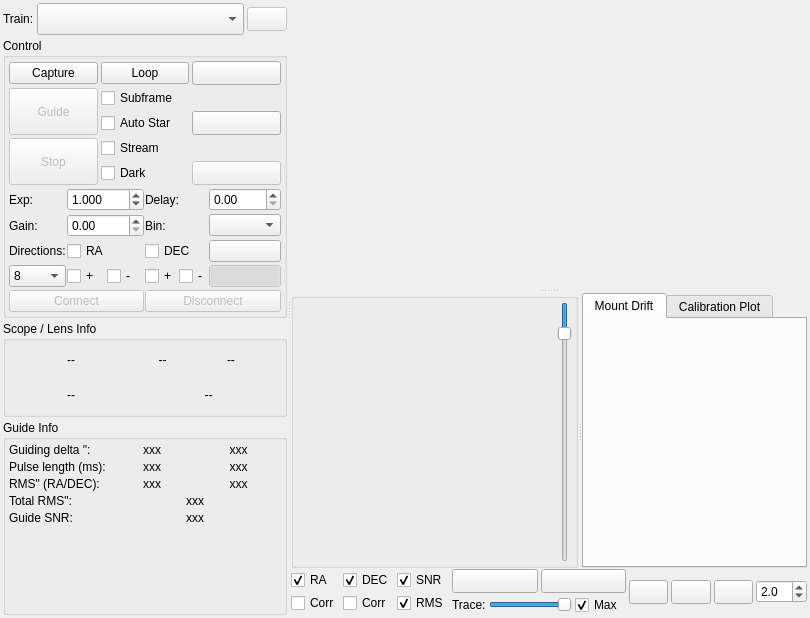
Before: the Qt Designer form kstars/ekos/guide/guide.ui in C-EO/kstars, drawn with Qt 5.
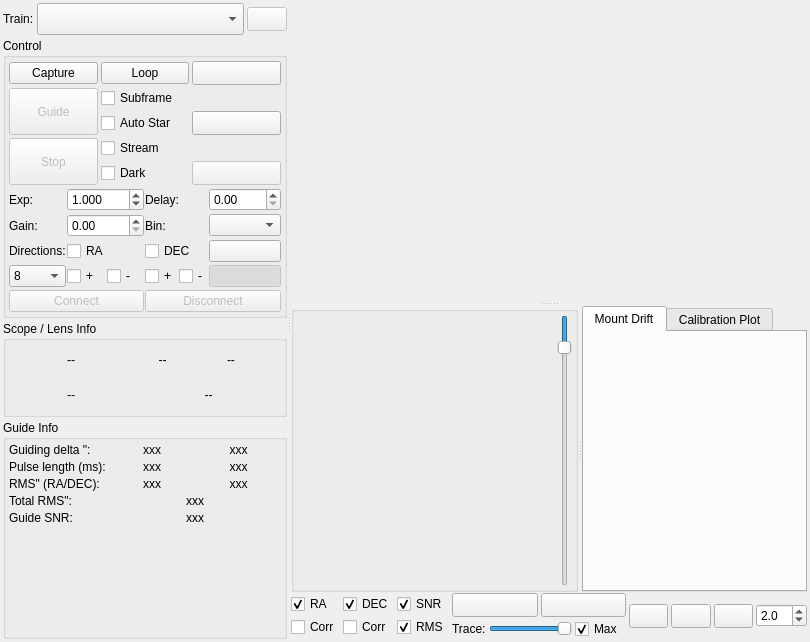
After: the same form once the commit is applied. Icons and pictures are not drawn. Custom widgets are drawn as their Qt base class.

Commit message: Fix UI tooltips swap

Patch:
```diff
--- a/kstars/ekos/guide/guide.ui
+++ b/kstars/ekos/guide/guide.ui
@@ -7,7 +7,7 @@
     <x>0</x>
     <y>0</y>
     <width>810</width>
-    <height>618</height>
+    <height>642</height>
    </rect>
   </property>
   <layout class="QHBoxLayout" name="horizontalLayout">
```
Left out of the diff: 10 changed lines with no effect on the pictures.
